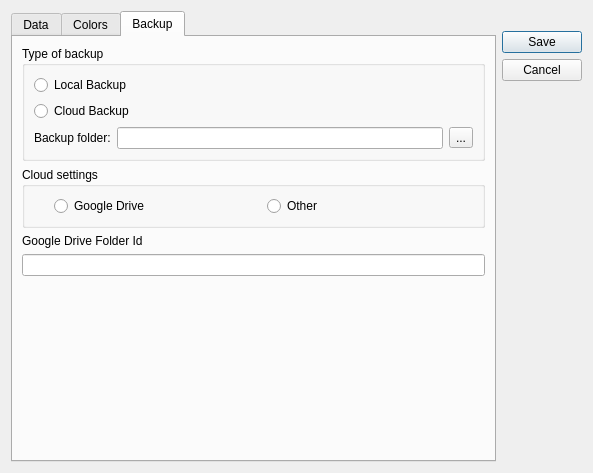
Qt form ui/settings.ui (vangeytedvg/Diary) before a commit.
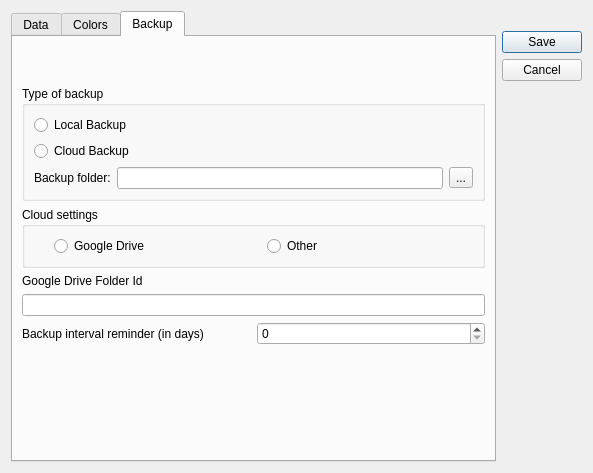
The same form after that commit. The open tabs and pages were chosen to show the change. Icons and pictures are not drawn.

Patch:
```diff
--- a/ui/settings.ui
+++ b/ui/settings.ui
@@ -23,7 +23,7 @@
       <enum>QTabWidget::Rounded</enum>
      </property>
      <property name="currentIndex">
-      <number>1</number>
+      <number>0</number>
      </property>
      <widget class="QWidget" name="tab">
       <attribute name="title">
@@ -51,6 +51,13 @@
          </item>
         </layout>
        </item>
+       <item>
+        <widget class="QCheckBox" name="cb_journal_mode">
+         <property name="text">
+          <string>Allow journal mode (allows to select dates in the future)</string>
+         </property>
+        </widget>
+       </item>
        <item>
         <spacer name="verticalSpacer">
          <property name="orientation">
@@ -314,8 +321,42 @@
        <string>Backup</string>
       </attribute>
       <layout class="QGridLayout" name="gridLayout_3">
+       <item row="5" column="0">
+        <layout class="QHBoxLayout" name="horizontalLayout_5">
+         <item>
+          <widget class="QLabel" name="label_7">
+           <property name="text">
+            <string>Backup interval reminder (in days) </string>
+           </property>
+          </widget>
+         </item>
+         <item>
+          <widget class="QSpinBox" name="spin_backup_interval"/>
+         </item>
+        </layout>
+       </item>
+       <item row="3" column="0">
+        <widget class="QLabel" name="lbl_google_folder_id">
+         <property name="text">
+          <string>Google Drive Folder Id</string>
+         </property>
+        </widget>
+       </item>
        <item row="2" column="0">
         <layout class="QVBoxLayout" name="verticalLayout_3">
+         <item>
+          <spacer name="verticalSpacer_6">
+           <property name="orientation">
+            <enum>Qt::Vertical</enum>
+           </property>
+           <property name="sizeHint" stdset="0">
+            <size>
+             <width>20</width>
+             <height>40</height>
+            </size>
+           </property>
+          </spacer>
+         </item>
          <item>
           <widget class="QGroupBox" name="groupBox_2">
            <property name="title">
@@ -404,9 +445,6 @@
        <item row="4" column="0">
         <widget class="QLineEdit" name="txt_google_folder_id"/>
        </item>
-       <item row="5" column="0">
-        <layout class="QVBoxLayout" name="verticalLayout_5"/>
-       </item>
        <item row="6" column="0">
         <spacer name="verticalSpacer_4">
          <property name="orientation">
@@ -420,13 +458,6 @@
          </property>
         </spacer>
        </item>
-       <item row="3" column="0">
-        <widget class="QLabel" name="lbl_google_folder_id">
-         <property name="text">
-          <string>Google Drive Folder Id</string>
-         </property>
-        </widget>
-       </item>
       </layout>
      </widget>
     </widget>
```
